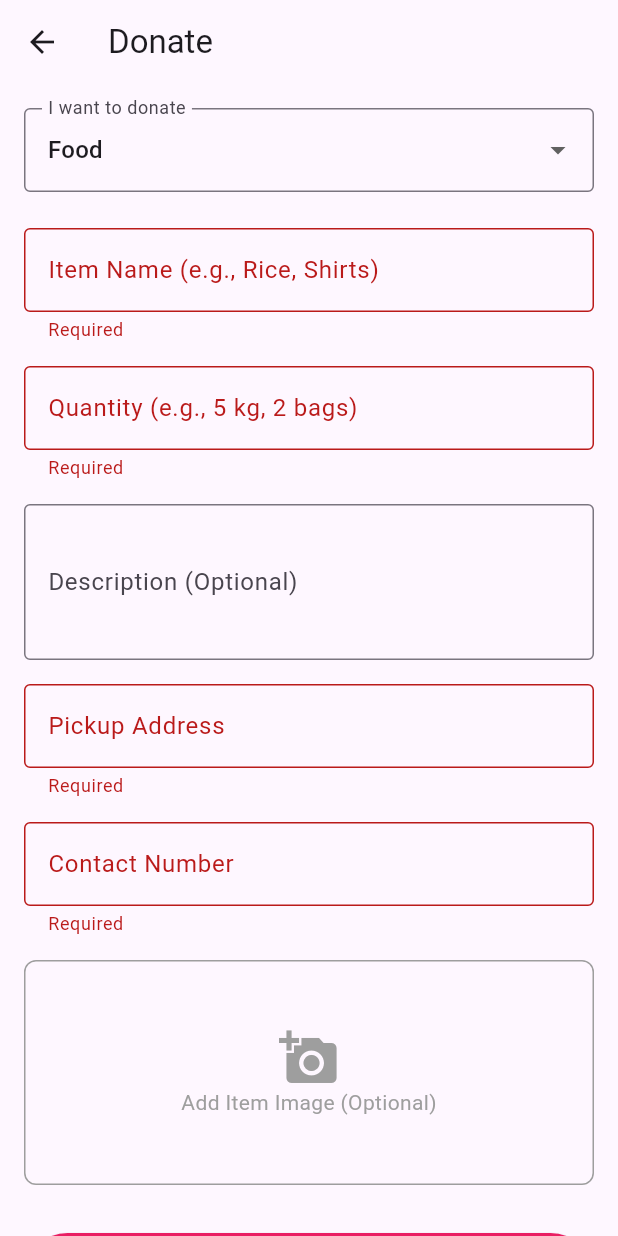
After one commit to shaakaapp/shaaka, a Flutter app: the DonationsPage screen opened directly, after a tap on "Submit Donation", on a phone screen of 412 x 824 dp. The commit adds this screen. Run offline on Flutter 3.47's test engine with Material 3 defaults, Android fonts, the phone set to English and light mode, and no system bars; our stand-ins replace geolocator, google_maps_flutter, image_picker, shared_preferences; accounts and stored records are empty.

Commit message:
Donations Page

```diff
--- /dev/null
+++ b/lib/pages/donations_page.dart
@@ -0,0 +1,276 @@
+import 'package:flutter/material.dart';
+import 'package:image_picker/image_picker.dart';
+import 'dart:io';
+import '../services/api_service.dart';
+import '../services/storage_service.dart';
+
+class DonationsPage extends StatefulWidget {
+  const DonationsPage({super.key});
+
+  @override
+  State<DonationsPage> createState() => _DonationsPageState();
+}
+
+class _DonationsPageState extends State<DonationsPage> {
+  final _formKey = GlobalKey<FormState>();
+  String _selectedType = 'Food';
+  final List<String> _donationTypes = ['Food', 'Clothes', 'Money'];
+  bool _isLoading = false;
+
+  // Controllers
+  final _itemNameController = TextEditingController();
+  final _descriptionController = TextEditingController();
+  final _quantityController = TextEditingController();
+  final _pickupAddressController = TextEditingController(); // Also used for user address
+  final _contactNumberController = TextEditingController(); // Also used for user mobile
+  final _emailController = TextEditingController();
+  final _amountController = TextEditingController();
+  final _messageController = TextEditingController();
+
+  XFile? _selectedImage;
+  final ImagePicker _picker = ImagePicker();
+
+  @override
+  void dispose() {
+    _itemNameController.dispose();
+    _descriptionController.dispose();
+    _quantityController.dispose();
+    _pickupAddressController.dispose();
+    _contactNumberController.dispose();
+    _emailController.dispose();
+    _amountController.dispose();
+    _messageController.dispose();
+    super.dispose();
+  }
+
+  Future<void> _pickImage() async {
+    final XFile? image = await _picker.pickImage(source: ImageSource.gallery);
+    setState(() {
+      _selectedImage = image;
+    });
+  }
+
+  Future<void> _submitDonation() async {
+    if (!_formKey.currentState!.validate()) return;
+
+    if (_selectedType == 'Money' && _selectedImage == null) {
+       ScaffoldMessenger.of(context).showSnackBar(const SnackBar(content: Text('Please upload payment screenshot')));
+       return;
+    }
+
+    setState(() => _isLoading = true);
+
+    final userId = await StorageService.getUserId();
+    if (userId == null) {
+        if (!mounted) return;
+        ScaffoldMessenger.of(context).showSnackBar(const SnackBar(content: Text('Please login to donate')));
+        return;
+    }
+
+    final Map<String, String> fields = {
+      'donation_type': _selectedType,
+    };
+
+    if (_selectedType == 'Food' || _selectedType == 'Clothes') {
+      fields['item_name'] = _itemNameController.text.trim();
+      fields['description'] = _descriptionController.text.trim();
+      fields['quantity'] = _quantityController.text.trim();
+      fields['pickup_address'] = _pickupAddressController.text.trim();
+      fields['contact_number'] = _contactNumberController.text.trim();
+      fields['email'] = _emailController.text.trim();
+    } else {
+      fields['amount'] = _amountController.text.trim();
+      fields['message'] = _messageController.text.trim();
+    }
+
+    final result = await ApiService.createDonation(userId, fields, _selectedImage);
+
+    if (!mounted) return;
+    setState(() => _isLoading = false);
+
+    if (result['success'] == true) {
+      showDialog(
+        context: context,
+        builder: (context) => AlertDialog(
+          title: const Text('Thank You!'),
+          content: const Column(
+            mainAxisSize: MainAxisSize.min,
+            children: [
+              Icon(Icons.favorite, color: Colors.pink, size: 64),
+              SizedBox(height: 16),
+              Text('Your donation request has been submitted successfully.'),
+            ],
+          ),
+          actions: [
+            TextButton(
+              onPressed: () {
+                Navigator.pop(context); // Close dialog
+                Navigator.pop(context); // Go back
+              },
+              child: const Text('OK'),
+            ),
+          ],
+        ),
+      );
+    } else {
+      String err = result['error'] is Map ? (result['error']['error'] ?? 'Failed') : result['error'].toString();
+      ScaffoldMessenger.of(context).showSnackBar(SnackBar(content: Text(err), backgroundColor: Colors.red));
+    }
+  }
+
+  @override
+  Widget build(BuildContext context) {
+    return Scaffold(
+      appBar: AppBar(title: const Text('Donate')),
+      body: SingleChildScrollView(
+        padding: const EdgeInsets.all(16),
+        child: Form(
+          key: _formKey,
+          child: Column(
+            crossAxisAlignment: CrossAxisAlignment.stretch,
+            children: [
+              // Donation Type Dropdown
+              DropdownButtonFormField<String>(
+                value: _selectedType,
+                decoration: const InputDecoration(labelText: 'I want to donate', border: OutlineInputBorder()),
+                items: _donationTypes.map((type) {
+                  return DropdownMenuItem(value: type, child: Text(type));
+                }).toList(),
+                onChanged: (val) {
+                  if (val != null) {
+                     setState(() {
+                        _selectedType = val;
+                        _selectedImage = null; // Reset image on type change
+                     });
+                  }
+                },
+              ),
+              const SizedBox(height: 24),
+
+              if (_selectedType == 'Food' || _selectedType == 'Clothes') ...[
+                 TextFormField(
+                   controller: _itemNameController,
+                   decoration: const InputDecoration(labelText: 'Item Name (e.g., Rice, Shirts)', border: OutlineInputBorder()),
+                   validator: (v) => v!.isEmpty ? 'Required' : null,
+                 ),
+                 const SizedBox(height: 16),
+                 TextFormField(
+                   controller: _quantityController,
+                   decoration: const InputDecoration(labelText: 'Quantity (e.g., 5 kg, 2 bags)', border: OutlineInputBorder()),
+                   validator: (v) => v!.isEmpty ? 'Required' : null,
+                 ),
+                 const SizedBox(height: 16),
+                 TextFormField(
+                   controller: _descriptionController,
+                   decoration: const InputDecoration(labelText: 'Description (Optional)', border: OutlineInputBorder()),
+                   maxLines: 3,
+                 ),
+                 const SizedBox(height: 16),
+                 TextFormField(
+                   controller: _pickupAddressController,
+                   decoration: const InputDecoration(labelText: 'Pickup Address', border: OutlineInputBorder()),
+                   validator: (v) => v!.isEmpty ? 'Required' : null,
+                 ),
+                 const SizedBox(height: 16),
+                  TextFormField(
+                   controller: _contactNumberController,
+                   decoration: const InputDecoration(labelText: 'Contact Number', border: OutlineInputBorder()),
+                   validator: (v) => v!.isEmpty ? 'Required' : null,
+                   keyboardType: TextInputType.phone,
+                 ),
+                 const SizedBox(height: 16),
+                 // Image Upload
+                 GestureDetector(
+                   onTap: _pickImage,
+                   child: Container(
+                     height: 150,
+                     decoration: BoxDecoration(
+                       border: Border.all(color: Colors.grey),
+                       borderRadius: BorderRadius.circular(8),
+                     ),
+                     child: _selectedImage != null
+                       ? Image.file(File(_selectedImage!.path), fit: BoxFit.cover)
+                       : const Column(
+                           mainAxisAlignment: MainAxisAlignment.center,
+                           children: [
+                             Icon(Icons.add_a_photo, size: 40, color: Colors.grey),
+                             Text('Add Item Image (Optional)', style: TextStyle(color: Colors.grey)),
+                           ],
+                         ),
+                   ),
+                 ),
+
+              ] else ...[
+                 // Money Donation
+                 // QR Code placeholder
+                 Center(
+                   child: Column(
+                     children: [
+                        const Text('Scan to Pay via UPI', style: TextStyle(fontSize: 18, fontWeight: FontWeight.bold)),
+                        const SizedBox(height: 10),
+                        Image.network(
+                          'https://upload.wikimedia.org/wikipedia/commons/d/d0/QR_code_for_mobile_English_Wikipedia.svg', // Placeholder QR
+                          height: 200,
+                          width: 200,
+                        ),
+                        const SizedBox(height: 5),
+                        const Text('UPI ID: shaaka@upi (Example)', style: TextStyle(color: Colors.grey)),
+                     ],
+                   ),
+                 ),
+                 const SizedBox(height: 24),
+                 TextFormField(
+                   controller: _amountController,
+                   decoration: const InputDecoration(labelText: 'Amount Paid (₹)', border: OutlineInputBorder()),
+                   validator: (v) => v!.isEmpty ? 'Required' : null,
+                   keyboardType: TextInputType.number,
+                 ),
+                 const SizedBox(height: 16),
+                 TextFormField(
+                   controller: _messageController,
+                   decoration: const InputDecoration(labelText: 'Message (Optional)', border: OutlineInputBorder()),
+                   maxLines: 2,
+                 ),
+                 const SizedBox(height: 16),
+                 const Text('Upload Payment Screenshot *', style: TextStyle(fontWeight: FontWeight.bold)),
+                 const SizedBox(height: 8),
+                 GestureDetector(
+                   onTap: _pickImage,
+                   child: Container(
+                     height: 150,
+                     decoration: BoxDecoration(
+                       border: Border.all(color: Colors.grey),
+                       borderRadius: BorderRadius.circular(8),
+                     ),
+                     child: _selectedImage != null
+                       ? Image.file(File(_selectedImage!.path), fit: BoxFit.cover)
+                       : const Column(
+                           mainAxisAlignment: MainAxisAlignment.center,
+                           children: [
+                             Icon(Icons.upload_file, size: 40, color: Colors.grey),
+                             Text('Tap to upload screenshot', style: TextStyle(color: Colors.grey)),
+                           ],
+                         ),
+                   ),
+                 ),
+              ],
+
+              const SizedBox(height: 32),
+              ElevatedButton(
+                onPressed: _isLoading ? null : _submitDonation,
+                style: ElevatedButton.styleFrom(
+                  padding: const EdgeInsets.symmetric(vertical: 16),
+                  backgroundColor: Colors.pink,
+                  foregroundColor: Colors.white,
+                ),
+                child: _isLoading
+                   ? const CircularProgressIndicator(color: Colors.white)
+                   : const Text('Submit Donation', style: TextStyle(fontSize: 18)),
+              ),
+            ],
+          ),
+        ),
+      ),
+    );
+  }
+}
```
Also changed, not shown: lib/pages/home_customer_page.dart (+11 -0 lines), lib/pages/home_vendor_page.dart (+11 -0 lines), lib/pages/home_women_merchant_page.dart (+11 -0 lines), lib/pages/product_details_page.dart (+48 -0 lines), lib/services/api_service.dart (+53 -1 lines), 12 other files.
